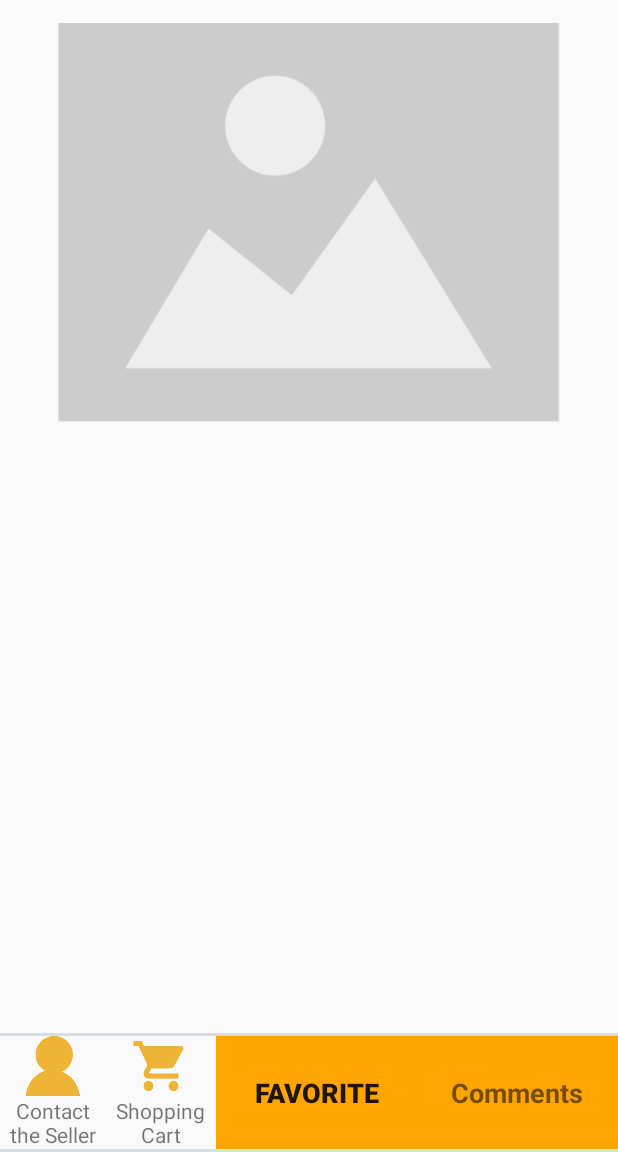
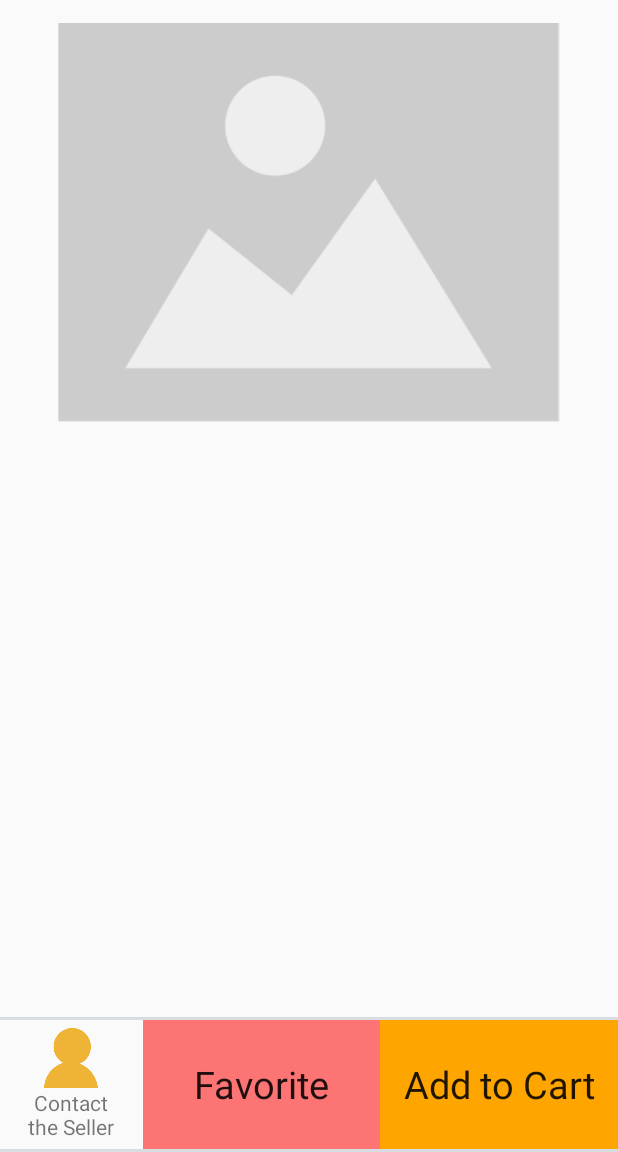
Before and after one commit to pipipizai/Alimama, an Android app: the ItemInformationActivity screen opened directly, with no data from a screen before it, on a phone screen of 412 x 824 dp, the part 84-1236 px from its top. Run offline under Robolectric (Android 15) with nearby library versions, the phone set to English and light mode, and no system bars; our stand-ins replace Firebase (no records; nobody signed in at launch, a user with empty details on screens opened directly); Roboto replaces fonts that are not available here; 6 statements that could not run were skipped.

Commit message:
页面优化(差图标，category）

```diff
--- a/app/src/main/java/com/example/alimama/alimama/fragment/DiscoverFragment.java
+++ b/app/src/main/java/com/example/alimama/alimama/fragment/DiscoverFragment.java
@@ -89,7 +89,7 @@ public class DiscoverFragment extends Fragment {
                 final long itemPublishedUserID=model.getUserID();
                 final String itemImage=model.getImage();
                 final String itemName=model.getName();
-                final String itemPrice=model.getDescription();
+                final String itemPrice=model.getPrice();
                 final String itemDescription=model.getDescription();
 
                 holder.itemView.setOnClickListener(new View.OnClickListener() {
--- a/app/src/main/java/com/example/alimama/alimama/fragment/MainFragment.java
+++ b/app/src/main/java/com/example/alimama/alimama/fragment/MainFragment.java
@@ -175,7 +175,7 @@ public class MainFragment extends Fragment {
                 final long itemPublishedUserID=model.getUserID();
                 final String itemImage=model.getImage();
                 final String itemName=model.getName();
-                final String itemPrice=model.getDescription();
+                final String itemPrice=model.getPrice();
                 final String itemDescription=model.getDescription();
 
                 holder.itemView.setOnClickListener(new View.OnClickListener() {
--- a/app/src/main/java/com/example/alimama/alimama/ui/activity/ItemInformationActivity.java
+++ b/app/src/main/java/com/example/alimama/alimama/ui/activity/ItemInformationActivity.java
@@ -11,6 +11,7 @@ import android.widget.ImageView;
 import android.widget.LinearLayout;
 import android.widget.TextView;
 import android.widget.Toast;
+import android.graphics.Typeface;
 
 import com.bumptech.glide.Glide;
 import com.example.alimama.alimama.R;
@@ -33,7 +34,7 @@ public class ItemInformationActivity extends BaseActvity {
     private TextView mItemPrice;
     private TextView mItemDescription;
     private Button mItemInfoAddFavotie;
-    private LinearLayout mItemInfoAddCart;
+    private Button mItemInfoAddCart;
 
 
     private long itemID;
@@ -63,6 +64,18 @@ public class ItemInformationActivity extends BaseActvity {
         getItemInformation();
 
         displayItemInfomation();
+
+        setUpToolbar();
+        setTitle("Item Info");
+
+        //字体
+        TextView textView1 = findViewById(R.id.item_info_add_favorite);
+        TextView textView2 = findViewById(R.id.item_info_add_cart);
+        TextView textView3 = findViewById(R.id.conncet_seller);
+        Typeface tf1= Typeface.createFromAsset(getAssets(), "againts.otf");
+        textView1.setTypeface(tf1);
+        textView2.setTypeface(tf1);
+        textView3.setTypeface(tf1);
 
         //create a item object
         final Item item = new Item();
--- a/app/src/main/java/com/example/alimama/alimama/ui/activity/ShoppingHistoryActivity.java
+++ b/app/src/main/java/com/example/alimama/alimama/ui/activity/ShoppingHistoryActivity.java
@@ -40,6 +40,7 @@ public class ShoppingHistoryActivity extends BaseActvity {
 
         initView();
         setUpToolbar();
+        setTitle("Order Record");
     }
 
 
--- a/app/src/main/res/layout/activity_item_information.xml
+++ b/app/src/main/res/layout/activity_item_information.xml
@@ -95,15 +95,32 @@
                     android:text="14-inch Retina, Touch Bar, 2.7GHz Quad-Core Intel Core i7, 8GB RAM, 256GB SSD, Space Gray (Latest Model)"
                     android:textSize="20dp" />
 
-                <TextView
-                    android:id="@+id/item_info_price"
-                    android:layout_width="wrap_content"
+                <LinearLayout
+                    android:layout_width="match_parent"
                     android:layout_height="wrap_content"
-                    android:layout_marginTop="15dp"
-                    android:text="RM 7000.00"
-                    android:textColor="#DC143C"
-                    android:textSize="30dp"
-                    android:textStyle="bold" />
+                    android:layout_marginTop="20dp"
+                    android:layout_marginBottom="20dp"
+                    android:orientation="horizontal">
+
+                    <TextView
+                        android:layout_width="wrap_content"
+                        android:layout_height="wrap_content"
+                        android:text="RM"
+                        android:textColor="#DC143C"
+                        android:textSize="30dp"
+                        android:textStyle="bold"/>
+
+                    <TextView
+                        android:id="@+id/item_info_price"
+                        android:layout_width="wrap_content"
+                        android:layout_height="wrap_content"
+                        android:layout_marginLeft="5dp"
+                        android:text="7000.00"
+                        android:textColor="#DC143C"
+                        android:textSize="30dp"
+                        android:textStyle="bold"/>
+
+                </LinearLayout>
 
             </LinearLayout>
         </LinearLayout>
@@ -129,6 +146,8 @@
             <LinearLayout
                 android:layout_width="wrap_content"
                 android:layout_height="wrap_content"
+                android:layout_marginTop="5dp"
+                android:layout_marginBottom="5dp"
                 android:layout_weight="1"
                 android:gravity="center"
                 android:orientation="vertical">
@@ -139,31 +158,14 @@
                     android:background="@mipmap/nav_me_click" />
 
                 <TextView
+                    android:id="@+id/conncet_seller"
                     android:layout_width="wrap_content"
                     android:layout_height="wrap_content"
                     android:gravity="center"
                     android:text="Contact\nthe Seller" />
             </LinearLayout>
 
-            <LinearLayout
-                android:id="@+id/item_info_add_cart"
-                android:layout_width="wrap_content"
-                android:layout_height="wrap_content"
-                android:layout_weight="1"
-                android:gravity="center"
-                android:orientation="vertical">
 
-                <ImageView
-                    android:layout_width="40dp"
-                    android:layout_height="40dp"
-                    android:background="@mipmap/nav_cart_click" />
-
-                <TextView
-                    android:layout_width="wrap_content"
-                    android:layout_height="wrap_content"
-                    android:gravity="center"
-                    android:text="Shopping\nCart" />
-            </LinearLayout>
 
             <RelativeLayout
                 android:layout_width="120dp"
@@ -176,30 +178,28 @@
                     android:layout_width="match_parent"
                     android:layout_height="match_parent"
                     android:layout_gravity="center"
-
-                    android:background="#FFA500"
+                    android:background="#fc7474"
                     android:gravity="center"
-                    android:text="favorite"
-                    android:textSize="18dp"
-                    android:textStyle="bold" />
+                    android:text="Favorite"
+                    android:textAllCaps="false"
+                    android:textSize="25dp" />
             </RelativeLayout>
 
             <RelativeLayout
                 android:layout_width="120dp"
                 android:layout_height="match_parent"
                 android:layout_weight="1"
-                android:background="#FFA500"
                 android:gravity="center">
 
-                <TextView
-                    android:layout_width="wrap_content"
-                    android:layout_height="wrap_content"
-                    android:layout_marginLeft="15dp"
-                    android:layout_marginRight="15dp"
+                <Button
+                    android:id="@+id/item_info_add_cart"
+                    android:layout_width="match_parent"
+                    android:layout_height="match_parent"
                     android:gravity="center"
-                    android:text="Comments"
-                    android:textSize="18dp"
-                    android:textStyle="bold" />
+                    android:background="#FFA500"
+                    android:text="Add to Cart"
+                    android:textAllCaps="false"
+                    android:textSize="25dp" />
             </RelativeLayout>
         </LinearLayout>
 
```
Also changed, not shown: app/src/main/java/com/example/alimama/alimama/ui/activity/RegisterActivity.java (+14 -0 lines), app/src/main/res/layout/activity_register.xml (+5 -6 lines), app/src/main/res/layout/cart_list.xml (+41 -24 lines), app/src/main/res/layout/favorite_list.xml (+42 -20 lines), app/src/main/res/layout/fragment_me.xml (+12 -7 lines), app/src/main/res/layout/item_row.xml (+38 -12 lines), app/src/main/res/layout/publish_list.xml (+42 -23 lines), app/src/main/res/layout/shoppinghistory_list.xml (+40 -21 lines).
